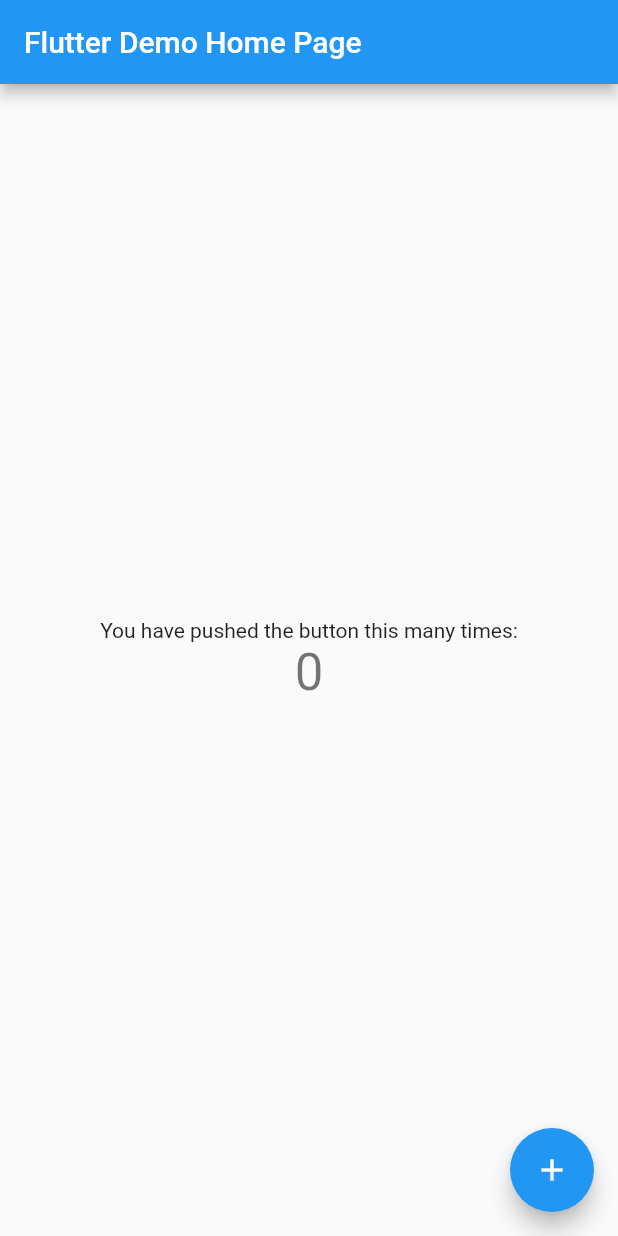
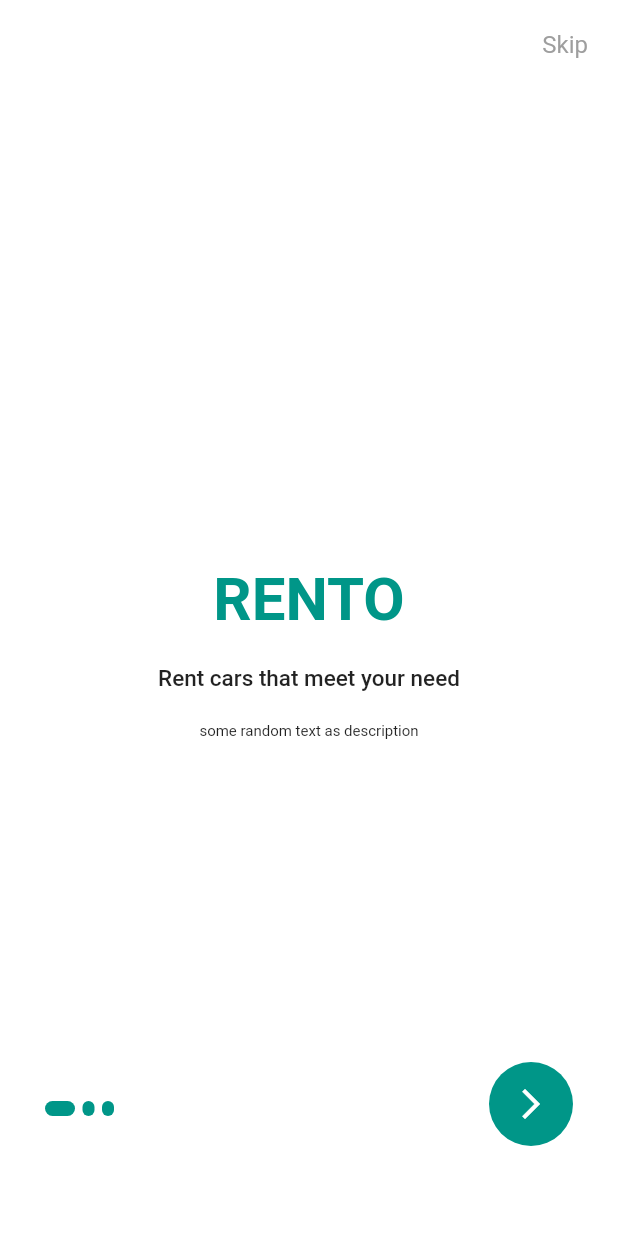
Before and after one commit to akpanphilip/rento, a Flutter app: the screen it shows after launch, on a phone screen of 412 x 824 dp. Run offline on Flutter 3.47's test engine with Material 2 defaults, Android fonts, the phone set to English and light mode, and no system bars.

Commit message:
added onboarding screen

```diff
--- a/lib/main.dart
+++ b/lib/main.dart
@@ -1,4 +1,5 @@
 import 'package:flutter/material.dart';
+import 'package:rento/screen/onboarding_screen.dart';
 
 void main() {
   runApp(const MyApp());
@@ -7,109 +8,12 @@ void main() {
 class MyApp extends StatelessWidget {
   const MyApp({super.key});
 
-  // This widget is the root of your application.
   @override
   Widget build(BuildContext context) {
-    return MaterialApp(
-      title: 'Flutter Demo',
-      theme: ThemeData(
-        // This is the theme of your application.
-        //
-        // Try running your application with "flutter run". You'll see the
-        // application has a blue toolbar. Then, without quitting the app, try
-        // changing the primarySwatch below to Colors.green and then invoke
-        // "hot reload" (press "r" in the console where you ran "flutter run",
-        // or simply save your changes to "hot reload" in a Flutter IDE).
-        // Notice that the counter didn't reset back to zero; the application
-        // is not restarted.
-        primarySwatch: Colors.blue,
-      ),
-      home: const MyHomePage(title: 'Flutter Demo Home Page'),
+    return const MaterialApp(
+      title: 'Onboarding screen',
+      home: OnboardingScreen(),
+      debugShowCheckedModeBanner: false,
     );
   }
 }
-
-class MyHomePage extends StatefulWidget {
-  const MyHomePage({super.key, required this.title});
-
-  // This widget is the home page of your application. It is stateful, meaning
-  // that it has a State object (defined below) that contains fields that affect
-  // how it looks.
-
-  // This class is the configuration for the state. It holds the values (in this
-  // case the title) provided by the parent (in this case the App widget) and
-  // used by the build method of the State. Fields in a Widget subclass are
-  // always marked "final".
-
-  final String title;
-
-  @override
-  State<MyHomePage> createState() => _MyHomePageState();
-}
-
-class _MyHomePageState extends State<MyHomePage> {
-  int _counter = 0;
-
-  void _incrementCounter() {
-    setState(() {
-      // This call to setState tells the Flutter framework that something has
-      // changed in this State, which causes it to rerun the build method below
-      // so that the display can reflect the updated values. If we changed
-      // _counter without calling setState(), then the build method would not be
-      // called again, and so nothing would appear to happen.
-      _counter++;
-    });
-  }
-
-  @override
-  Widget build(BuildContext context) {
-    // This method is rerun every time setState is called, for instance as done
-    // by the _incrementCounter method above.
-    //
-    // The Flutter framework has been optimized to make rerunning build methods
-    // fast, so that you can just rebuild anything that needs updating rather
-    // than having to individually change instances of widgets.
-    return Scaffold(
-      appBar: AppBar(
-        // Here we take the value from the MyHomePage object that was created by
-        // the App.build method, and use it to set our appbar title.
-        title: Text(widget.title),
-      ),
-      body: Center(
-        // Center is a layout widget. It takes a single child and positions it
-        // in the middle of the parent.
-        child: Column(
-          // Column is also a layout widget. It takes a list of children and
-          // arranges them vertically. By default, it sizes itself to fit its
-          // children horizontally, and tries to be as tall as its parent.
-          //
-          // Invoke "debug painting" (press "p" in the console, choose the
-          // "Toggle Debug Paint" action from the Flutter Inspector in Android
-          // Studio, or the "Toggle Debug Paint" command in Visual Studio Code)
-          // to see the wireframe for each widget.
-          //
-          // Column has various properties to control how it sizes itself and
-          // how it positions its children. Here we use mainAxisAlignment to
-          // center the children vertically; the main axis here is the vertical
-          // axis because Columns are vertical (the cross axis would be
-          // horizontal).
-          mainAxisAlignment: MainAxisAlignment.center,
-          children: <Widget>[
-            const Text(
-              'You have pushed the button this many times:',
-            ),
-            Text(
-              '$_counter',
-              style: Theme.of(context).textTheme.headlineMedium,
-            ),
-          ],
-        ),
-      ),
-      floatingActionButton: FloatingActionButton(
-        onPressed: _incrementCounter,
-        tooltip: 'Increment',
-        child: const Icon(Icons.add),
-      ), // This trailing comma makes auto-formatting nicer for build methods.
-    );
-  }
-}
--- /dev/null
+++ b/lib/screen/onboarding_screen.dart
@@ -0,0 +1,175 @@
+import 'package:flutter/material.dart';
+
+class OnboardingScreen extends StatefulWidget {
+  const OnboardingScreen({super.key});
+
+  @override
+  State<OnboardingScreen> createState() => _OnboardingScreenState();
+}
+
+class _OnboardingScreenState extends State<OnboardingScreen> {
+  final PageController _pageController = PageController(initialPage: 0);
+  int currentIndex = 0;
+
+  @override
+  Widget build(BuildContext context) {
+    return Scaffold(
+      backgroundColor: Colors.white,
+      appBar: AppBar(
+        elevation: 0,
+        backgroundColor: Colors.white,
+        actions: [
+          Padding(
+            padding: const EdgeInsets.only(right: 20, top: 20),
+            child: InkWell(
+              onTap: () => null,
+              child: const Text(
+                'Skip',
+                style: TextStyle(
+                    color: Colors.grey,
+                    fontSize: 16.0,
+                    fontWeight: FontWeight.w400),
+              ),
+            ),
+          )
+        ],
+      ),
+      body: Stack(
+        alignment: Alignment.bottomCenter,
+        children: [
+          PageView(
+            onPageChanged: (int page) {
+              setState(() {
+                currentIndex = page;
+              });
+            },
+            controller: _pageController,
+            children: const [
+              CreatePage(
+                  logoText: 'RENTO',
+                  leadText: 'Rent cars that meet your need',
+                  subText: 'some random text as description'),
+              CreatePage(
+                  logoText: 'RENTO',
+                  leadText: 'Easy lease your car for rent',
+                  subText: 'some random text as description'),
+              CreatePage(
+                  logoText: 'RENTO',
+                  leadText: 'Find a driver for hire',
+                  subText: 'some random text as description')
+            ],
+          ),
+          Positioned(
+            bottom: 80,
+            left: 30,
+            child: Row(
+              children: _buildIndicator(),
+            ),
+          ),
+          // buttons
+          Positioned(
+              bottom: 60,
+              right: 30,
+              child: Container(
+                // ignore: sort_child_properties_last
+                child: IconButton(
+                    onPressed: () {
+                      setState(() {
+                        if (currentIndex < 2) {
+                          currentIndex++;
+                          if (currentIndex < 3) {
+                            _pageController.nextPage(
+                                duration: const Duration(milliseconds: 300),
+                                curve: Curves.easeIn);
+                          }
+                        } else {
+                          // Navigator.pushReplacement(context,
+                          //     MaterialPageRoute(builder: () => const Login()));
+                        }
+                      });
+                    },
+                    icon: const Icon(
+                      Icons.arrow_forward_ios,
+                      size: 24,
+                      color: Colors.white,
+                    )),
+                padding: const EdgeInsets.all(4),
+                decoration: const BoxDecoration(
+                    shape: BoxShape.circle, color: Colors.teal),
+              ))
+        ],
+      ),
+    );
+  }
+
+  // Extra widgets
+
+  // Create the indicator decorations widget
+  Widget _indicator(bool isActive) {
+    return AnimatedContainer(
+      duration: const Duration(milliseconds: 300),
+      height: 10.0,
+      width: isActive ? 20 : 8,
+      margin: const EdgeInsets.only(right: 5.0),
+      decoration: BoxDecoration(
+          color: Colors.teal, borderRadius: BorderRadius.circular(5)),
+    );
+  }
+
+  List<Widget> _buildIndicator() {
+    List<Widget> indicators = [];
+
+    for (var i = 0; i < 3; i++) {
+      if (currentIndex == i) {
+        indicators.add(_indicator(true));
+      } else {
+        indicators.add(_indicator(false));
+      }
+    }
+    return indicators;
+  }
+}
+
+class CreatePage extends StatelessWidget {
+  final String logoText;
+  final String leadText;
+  final String subText;
+
+  const CreatePage({
+    super.key,
+    required this.logoText,
+    required this.leadText,
+    required this.subText,
+  });
+
+  @override
+  Widget build(BuildContext context) {
+    return Container(
+      padding: const EdgeInsets.only(left: 50, right: 50, bottom: 10),
+      child: Column(
+        mainAxisAlignment: MainAxisAlignment.center,
+        children: [
+          Text(
+            logoText,
+            style: const TextStyle(
+                fontSize: 40, fontWeight: FontWeight.w600, color: Colors.teal),
+          ),
+          const SizedBox(height: 20),
+          Text(
+            leadText,
+            textAlign: TextAlign.center,
+            style: const TextStyle(
+              fontSize: 15,
+              fontWeight: FontWeight.w500,
+            ),
+          ),
+          const SizedBox(height: 20),
+          Text(
+            subText,
+            style: const TextStyle(fontSize: 10),
+          )
+        ],
+      ),
+    );
+  }
+}
```
